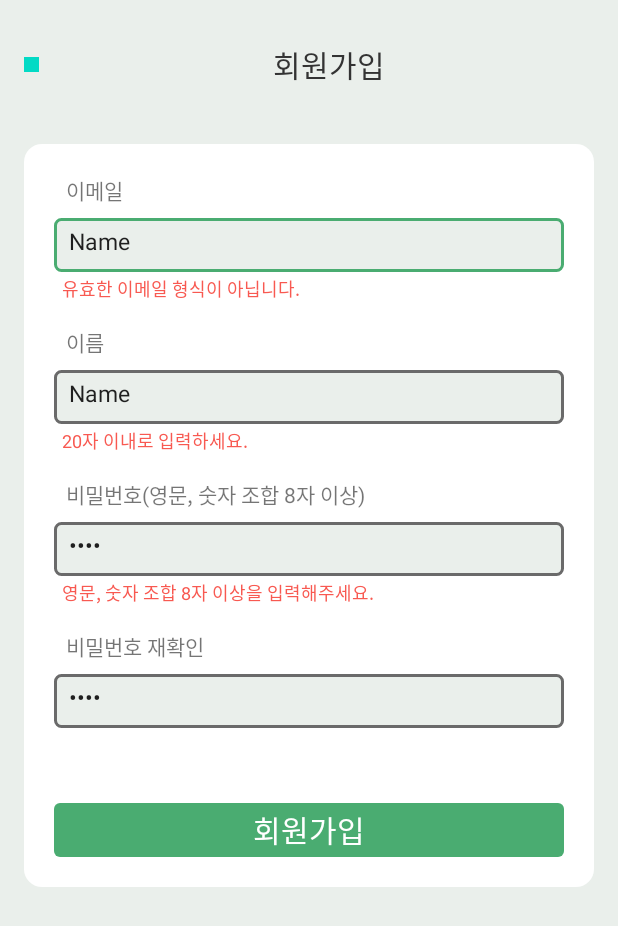
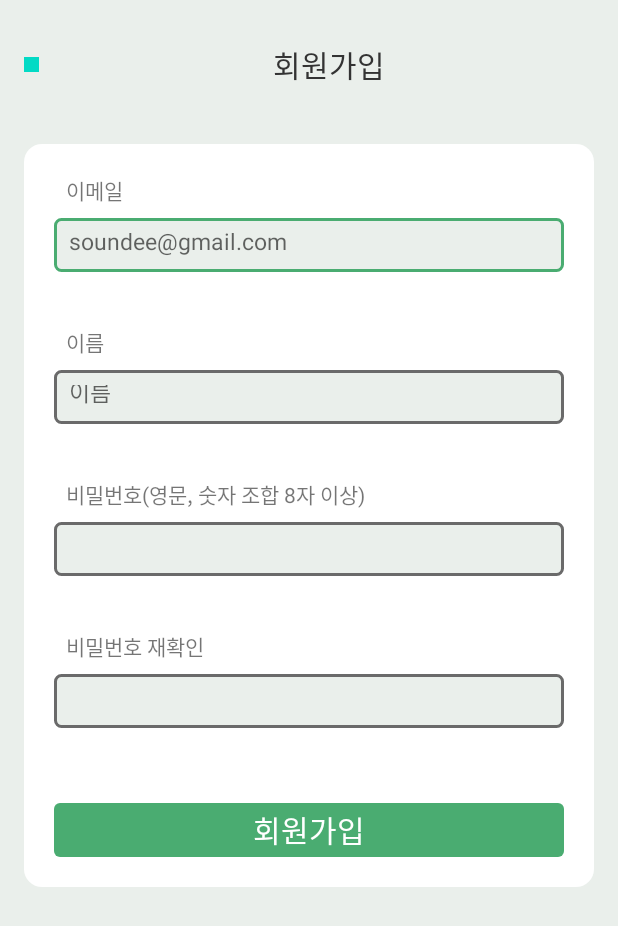
Before and after one commit to CapstoneDesign2020/Soundee-Android, an Android app: the SignUpActivity screen opened directly, with no data from a screen before it, on a phone screen of 412 x 824 dp. Shown: the top 926 px of the screen. Run offline under Robolectric (Android 15) with nearby library versions, the phone set to English and light mode, and no system bars.

Commit message:
[login] Edit View

```diff
--- a/app/src/main/res/layout/activity_login.xml
+++ b/app/src/main/res/layout/activity_login.xml
@@ -95,6 +95,7 @@
             android:text="이메일 형식으로 입력해주세요"
             android:textColor="@color/colorRed"
             android:textSize="12dp"
+            android:visibility="invisible"
             app:layout_constraintStart_toStartOf="@+id/edt_login_email"
             app:layout_constraintTop_toBottomOf="@+id/edt_login_email" />
 
@@ -109,6 +110,7 @@
             android:text="비밀번호를 입력해주세요"
             android:textColor="@color/colorRed"
             android:textSize="12dp"
+            android:visibility="invisible"
             app:layout_constraintStart_toStartOf="@+id/edt_login_password"
             app:layout_constraintTop_toBottomOf="@+id/edt_login_password" />
 
--- a/app/src/main/res/layout/activity_sign_up.xml
+++ b/app/src/main/res/layout/activity_sign_up.xml
@@ -45,10 +45,10 @@
             android:layout_marginEnd="20dp"
             android:background="@drawable/border_gray_line_4"
             android:ems="10"
+            android:hint="soundee@gmail.com"
             android:inputType="textWebEmailAddress|textEmailAddress"
             android:paddingHorizontal="10dp"
             android:paddingVertical="10dp"
-            android:text="Name"
             android:textSize="15dp"
             app:layout_constraintEnd_toEndOf="parent"
             app:layout_constraintStart_toStartOf="parent"
@@ -63,6 +63,7 @@
             android:text="유효한 이메일 형식이 아닙니다."
             android:textColor="@color/colorRed"
             android:textSize="12dp"
+            android:visibility="invisible"
             app:layout_constraintStart_toStartOf="@+id/edt_signup_email"
             app:layout_constraintTop_toBottomOf="@+id/edt_signup_email" />
 
@@ -85,10 +86,10 @@
             android:layout_marginEnd="20dp"
             android:background="@drawable/border_gray_line_4"
             android:ems="10"
+            android:hint="이름"
             android:inputType="textPersonName|textEmailAddress"
             android:paddingHorizontal="10dp"
             android:paddingVertical="10dp"
-            android:text="Name"
             android:textSize="15dp"
             app:layout_constraintEnd_toEndOf="parent"
             app:layout_constraintStart_toStartOf="@+id/edt_signup_email"
@@ -103,6 +104,7 @@
             android:text="20자 이내로 입력하세요."
             android:textColor="@color/colorRed"
             android:textSize="12dp"
+            android:visibility="invisible"
             app:layout_constraintStart_toStartOf="@+id/edt_signup_name"
             app:layout_constraintTop_toBottomOf="@+id/edt_signup_name" />
 
@@ -128,7 +130,6 @@
             android:inputType="textWebPassword"
             android:paddingHorizontal="10dp"
             android:paddingVertical="10dp"
-            android:text="Name"
             android:textSize="15dp"
             app:layout_constraintEnd_toEndOf="parent"
             app:layout_constraintStart_toStartOf="@+id/edt_signup_name"
@@ -143,6 +144,7 @@
             android:text="영문, 숫자 조합 8자 이상을 입력해주세요."
             android:textColor="@color/colorRed"
             android:textSize="12dp"
+            android:visibility="invisible"
             app:layout_constraintStart_toStartOf="@+id/edt_signup_password"
             app:layout_constraintTop_toBottomOf="@+id/edt_signup_password" />
 
@@ -168,7 +170,6 @@
             android:inputType="textWebPassword"
             android:paddingHorizontal="10dp"
             android:paddingVertical="10dp"
-            android:text="Name"
             android:textSize="15dp"
             app:layout_constraintEnd_toEndOf="parent"
             app:layout_constraintStart_toStartOf="@+id/edt_signup_password"
@@ -183,6 +184,7 @@
             android:text="비밀번호가 동일하지 않습니다."
             android:textColor="@color/colorRed"
             android:textSize="12dp"
+            android:visibility="invisible"
             app:layout_constraintStart_toStartOf="@+id/edt_signup_password_again"
             app:layout_constraintTop_toBottomOf="@+id/edt_signup_password_again" />
 
```
Also changed, not shown: app/src/main/java/com/soundee/soundee/login/SignUpActivity.kt (+0 -7 lines).
